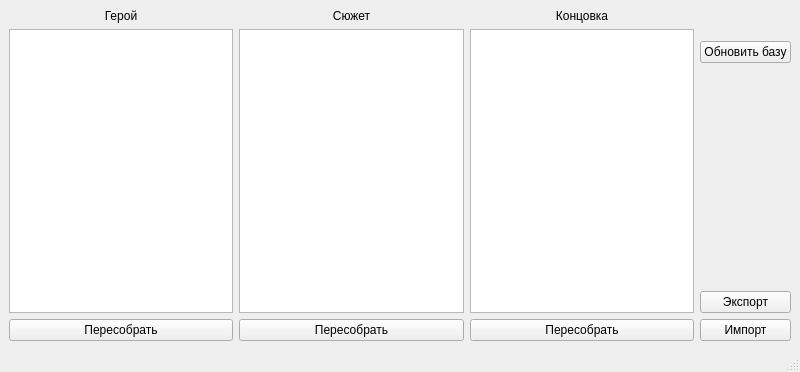
First picture: the form in client/form.ui, repository rombintu/qtStories, before the edit.
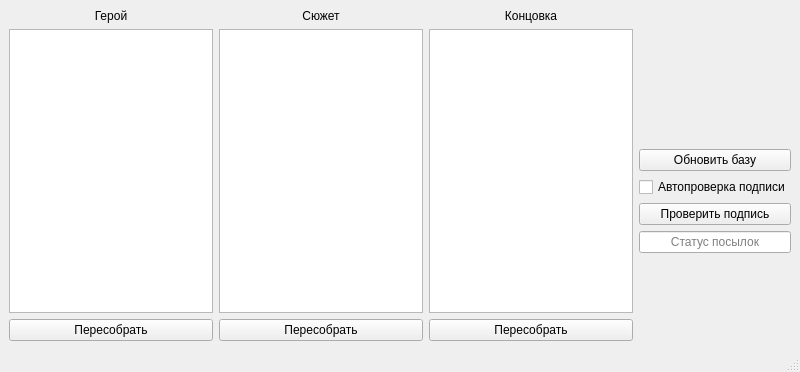
Second picture: the form after the edit.

Diff of the .ui file:
```diff
--- a/client/form.ui
+++ b/client/form.ui
@@ -15,18 +15,8 @@
   </property>
   <widget class="QWidget" name="centralwidget">
    <layout class="QGridLayout" name="gridLayout">
-    <item row="2" column="4" rowspan="5">
-     <widget class="QTextBrowser" name="textBrowser_3">
-      <property name="sizePolicy">
-       <sizepolicy hsizetype="Expanding" vsizetype="Expanding">
-        <horstretch>0</horstretch>
-        <verstretch>0</verstretch>
-       </sizepolicy>
-      </property>
-     </widget>
-    </item>
-    <item row="7" column="3">
-     <widget class="QPushButton" name="pushButton_2">
+    <item row="9" column="2">
+     <widget class="QPushButton" name="pushButton">
       <property name="text">
        <string>Пересобрать</string>
       </property>
@@ -39,8 +29,8 @@
       </property>
      </widget>
     </item>
-    <item row="7" column="4">
-     <widget class="QPushButton" name="pushButton_3">
+    <item row="9" column="3">
+     <widget class="QPushButton" name="pushButton_2">
       <property name="text">
        <string>Пересобрать</string>
       </property>
@@ -62,8 +52,8 @@
       </property>
      </widget>
     </item>
-    <item row="2" column="3" rowspan="5">
-     <widget class="QTextBrowser" name="textBrowser_2">
+    <item row="2" column="4" rowspan="7">
+     <widget class="QTextBrowser" name="textBrowser_3">
       <property name="sizePolicy">
        <sizepolicy hsizetype="Expanding" vsizetype="Expanding">
         <horstretch>0</horstretch>
@@ -72,10 +62,27 @@
       </property>
      </widget>
     </item>
-    <item row="7" column="5">
-     <widget class="QPushButton" name="pushButton_5">
+    <item row="6" column="5">
+     <widget class="QPushButton" name="pushButton_7">
       <property name="text">
-       <string>Импорт</string>
+       <string>Проверить подпись</string>
+      </property>
+     </widget>
+    </item>
+    <item row="9" column="4">
+     <widget class="QPushButton" name="pushButton_3">
+      <property name="text">
+       <string>Пересобрать</string>
+      </property>
+     </widget>
+    </item>
+    <item row="2" column="2" rowspan="7">
+     <widget class="QTextBrowser" name="textBrowser">
+      <property name="sizePolicy">
+       <sizepolicy hsizetype="Expanding" vsizetype="Expanding">
+        <horstretch>0</horstretch>
+        <verstretch>0</verstretch>
+       </sizepolicy>
       </property>
      </widget>
     </item>
@@ -95,15 +102,21 @@
       </property>
      </widget>
     </item>
-    <item row="7" column="2">
-     <widget class="QPushButton" name="pushButton">
-      <property name="text">
-       <string>Пересобрать</string>
+    <item row="7" column="5">
+     <widget class="QLineEdit" name="lineEdit">
+      <property name="alignment">
+       <set>Qt::AlignCenter</set>
+      </property>
+      <property name="readOnly">
+       <bool>true</bool>
+      </property>
+      <property name="placeholderText">
+       <string>Статус посылок</string>
       </property>
      </widget>
     </item>
-    <item row="2" column="2" rowspan="5">
-     <widget class="QTextBrowser" name="textBrowser">
+    <item row="2" column="3" rowspan="7">
+     <widget class="QTextBrowser" name="textBrowser_2">
       <property name="sizePolicy">
        <sizepolicy hsizetype="Expanding" vsizetype="Expanding">
         <horstretch>0</horstretch>
@@ -112,13 +125,6 @@
       </property>
      </widget>
     </item>
-    <item row="6" column="5">
-     <widget class="QPushButton" name="pushButton_4">
-      <property name="text">
-       <string>Экспорт</string>
-      </property>
-     </widget>
-    </item>
     <item row="0" column="2">
      <widget class="QLabel" name="label">
       <property name="sizePolicy">
@@ -136,17 +142,11 @@
      </widget>
     </item>
     <item row="5" column="5">
-     <spacer name="verticalSpacer">
-      <property name="orientation">
-       <enum>Qt::Vertical</enum>
+     <widget class="QCheckBox" name="checkBox">
+      <property name="text">
+       <string>Автопроверка подписи</string>
       </property>
-      <property name="sizeHint" stdset="0">
-       <size>
-        <width>20</width>
-        <height>40</height>
-       </size>
-      </property>
-     </spacer>
+     </widget>
     </item>
    </layout>
   </widget>
```
Left out of the diff: 2 changed lines with no effect on the pictures.
